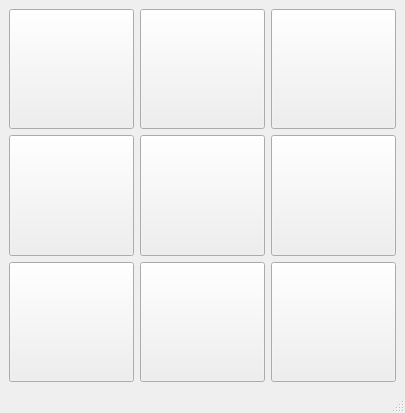
This is Tic Tac Toe/tic_tac_toe.ui in mahtabmahdavi/GUI-Qt as Qt 5 draws it before an edit. The edited form follows.
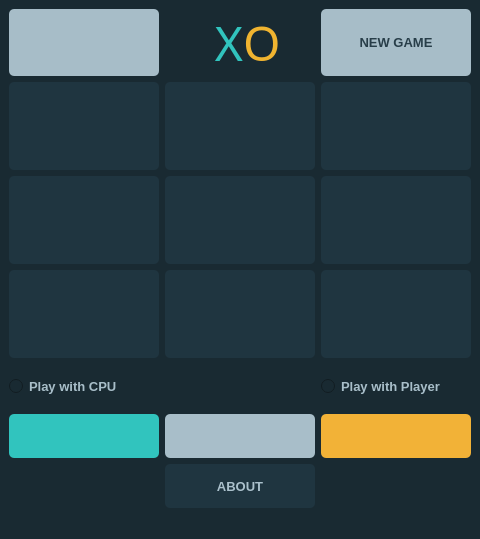
This is the edited form. Icons and pictures are not drawn.

Commit message: Implementation of win and draw condition

The edit to the form file:
```diff
--- a/Tic Tac Toe/tic_tac_toe.ui
+++ b/Tic Tac Toe/tic_tac_toe.ui
@@ -6,132 +6,494 @@
    <rect>
     <x>0</x>
     <y>0</y>
-    <width>405</width>
-    <height>413</height>
+    <width>420</width>
+    <height>539</height>
    </rect>
   </property>
   <property name="windowTitle">
    <string>Tic Tac Toe</string>
   </property>
+  <property name="styleSheet">
+   <string notr="true">background-color: #192A32;</string>
+  </property>
   <widget class="QWidget" name="centralwidget">
    <layout class="QGridLayout" name="gridLayout">
     <item row="0" column="0">
+     <widget class="QLabel" name="lbl_turn">
+      <property name="sizePolicy">
+       <sizepolicy hsizetype="Expanding" vsizetype="Expanding">
+        <horstretch>0</horstretch>
+        <verstretch>0</verstretch>
+       </sizepolicy>
+      </property>
+      <property name="font">
+       <font>
+        <pointsize>10</pointsize>
+        <bold>true</bold>
+       </font>
+      </property>
+      <property name="styleSheet">
+       <string notr="true">background-color: #A7BDC8;
+color: #283E49;
+border-radius: 5px;</string>
+      </property>
+      <property name="text">
+       <string/>
+      </property>
+     </widget>
+    </item>
+    <item row="0" column="2">
+     <layout class="QGridLayout" name="grid_layout_xo">
+      <property name="spacing">
+       <number>0</number>
+      </property>
+      <item row="1" column="1">
+       <widget class="QLabel" name="lbl_2">
+        <property name="sizePolicy">
+         <sizepolicy hsizetype="Expanding" vsizetype="Expanding">
+          <horstretch>0</horstretch>
+          <verstretch>0</verstretch>
+         </sizepolicy>
+        </property>
+        <property name="font">
+         <font>
+          <family>Bauhaus 93</family>
+          <pointsize>36</pointsize>
+         </font>
+        </property>
+        <property name="styleSheet">
+         <string notr="true">background-color: #192A32;
+color: #F0B430;</string>
+        </property>
+        <property name="text">
+         <string>O</string>
+        </property>
+        <property name="alignment">
+         <set>Qt::AlignLeading|Qt::AlignLeft|Qt::AlignVCenter</set>
+        </property>
+       </widget>
+      </item>
+      <item row="1" column="0">
+       <widget class="QLabel" name="lbl_1">
+        <property name="sizePolicy">
+         <sizepolicy hsizetype="Expanding" vsizetype="Expanding">
+          <horstretch>0</horstretch>
+          <verstretch>0</verstretch>
+         </sizepolicy>
+        </property>
+        <property name="font">
+         <font>
+          <family>Bauhaus 93</family>
+          <pointsize>36</pointsize>
+         </font>
+        </property>
+        <property name="styleSheet">
+         <string notr="true">background-color: #192A32;
+color: #31C4BE;</string>
+        </property>
+        <property name="text">
+         <string>X</string>
+        </property>
+        <property name="alignment">
+         <set>Qt::AlignRight|Qt::AlignTrailing|Qt::AlignVCenter</set>
+        </property>
+       </widget>
+      </item>
+     </layout>
+    </item>
+    <item row="0" column="3">
+     <widget class="QPushButton" name="btn_new_game">
+      <property name="sizePolicy">
+       <sizepolicy hsizetype="Expanding" vsizetype="MinimumExpanding">
+        <horstretch>0</horstretch>
+        <verstretch>0</verstretch>
+       </sizepolicy>
+      </property>
+      <property name="font">
+       <font>
+        <pointsize>10</pointsize>
+        <bold>true</bold>
+       </font>
+      </property>
+      <property name="styleSheet">
+       <string notr="true">background-color: #A7BDC8;
+color: #283E49;
+border-radius: 5px;</string>
+      </property>
+      <property name="text">
+       <string>NEW GAME</string>
+      </property>
+      <property name="icon">
+       <iconset>
+        <normaloff>../../Downloads/reset.png</normaloff>../../Downloads/reset.png</iconset>
+      </property>
+     </widget>
+    </item>
+    <item row="1" column="0">
      <widget class="QPushButton" name="btn_1">
       <property name="sizePolicy">
-       <sizepolicy hsizetype="Minimum" vsizetype="Expanding">
+       <sizepolicy hsizetype="Expanding" vsizetype="Expanding">
         <horstretch>0</horstretch>
         <verstretch>0</verstretch>
        </sizepolicy>
       </property>
+      <property name="font">
+       <font>
+        <family>Bauhaus 93</family>
+        <pointsize>48</pointsize>
+        <bold>false</bold>
+       </font>
+      </property>
+      <property name="styleSheet">
+       <string notr="true">background-color: #1F3540;
+border-radius: 5px;</string>
+      </property>
       <property name="text">
        <string/>
       </property>
      </widget>
     </item>
-    <item row="0" column="1">
+    <item row="1" column="1" colspan="2">
      <widget class="QPushButton" name="btn_2">
       <property name="sizePolicy">
-       <sizepolicy hsizetype="Minimum" vsizetype="Expanding">
+       <sizepolicy hsizetype="Expanding" vsizetype="Expanding">
         <horstretch>0</horstretch>
         <verstretch>0</verstretch>
        </sizepolicy>
       </property>
+      <property name="font">
+       <font>
+        <family>Bauhaus 93</family>
+        <pointsize>48</pointsize>
+        <bold>false</bold>
+       </font>
+      </property>
+      <property name="styleSheet">
+       <string notr="true">background-color: #1F3540;
+border-radius: 5px;</string>
+      </property>
       <property name="text">
        <string/>
       </property>
      </widget>
     </item>
-    <item row="0" column="2">
+    <item row="1" column="3">
      <widget class="QPushButton" name="btn_3">
       <property name="sizePolicy">
-       <sizepolicy hsizetype="Minimum" vsizetype="Expanding">
+       <sizepolicy hsizetype="Expanding" vsizetype="Expanding">
         <horstretch>0</horstretch>
         <verstretch>0</verstretch>
        </sizepolicy>
       </property>
-      <property name="text">
-       <string/>
+      <property name="font">
+       <font>
+        <family>Bauhaus 93</family>
+        <pointsize>48</pointsize>
+        <bold>false</bold>
+       </font>
       </property>
-     </widget>
-    </item>
-    <item row="1" column="1">
-     <widget class="QPushButton" name="btn_5">
-      <property name="sizePolicy">
-       <sizepolicy hsizetype="Minimum" vsizetype="Expanding">
-        <horstretch>0</horstretch>
-        <verstretch>0</verstretch>
-       </sizepolicy>
+      <property name="styleSheet">
+       <string notr="true">background-color: #1F3540;
+border-radius: 5px;</string>
       </property>
       <property name="text">
        <string/>
       </property>
      </widget>
     </item>
-    <item row="1" column="0">
+    <item row="2" column="0">
      <widget class="QPushButton" name="btn_4">
       <property name="sizePolicy">
-       <sizepolicy hsizetype="Minimum" vsizetype="Expanding">
+       <sizepolicy hsizetype="Expanding" vsizetype="Expanding">
         <horstretch>0</horstretch>
         <verstretch>0</verstretch>
        </sizepolicy>
       </property>
+      <property name="font">
+       <font>
+        <family>Bauhaus 93</family>
+        <pointsize>48</pointsize>
+        <bold>false</bold>
+       </font>
+      </property>
+      <property name="styleSheet">
+       <string notr="true">background-color: #1F3540;
+border-radius: 5px;</string>
+      </property>
       <property name="text">
        <string/>
       </property>
      </widget>
     </item>
-    <item row="1" column="2">
+    <item row="2" column="1" colspan="2">
+     <widget class="QPushButton" name="btn_5">
+      <property name="sizePolicy">
+       <sizepolicy hsizetype="Expanding" vsizetype="Expanding">
+        <horstretch>0</horstretch>
+        <verstretch>0</verstretch>
+       </sizepolicy>
+      </property>
+      <property name="font">
+       <font>
+        <family>Bauhaus 93</family>
+        <pointsize>48</pointsize>
+        <bold>false</bold>
+       </font>
+      </property>
+      <property name="styleSheet">
+       <string notr="true">background-color: #1F3540;
+border-radius: 5px;</string>
+      </property>
+      <property name="text">
+       <string/>
+      </property>
+     </widget>
+    </item>
+    <item row="2" column="3">
      <widget class="QPushButton" name="btn_6">
       <property name="sizePolicy">
-       <sizepolicy hsizetype="Minimum" vsizetype="Expanding">
+       <sizepolicy hsizetype="Expanding" vsizetype="Expanding">
         <horstretch>0</horstretch>
         <verstretch>0</verstretch>
        </sizepolicy>
       </property>
+      <property name="font">
+       <font>
+        <family>Bauhaus 93</family>
+        <pointsize>48</pointsize>
+        <bold>false</bold>
+       </font>
+      </property>
+      <property name="styleSheet">
+       <string notr="true">background-color: #1F3540;
+border-radius: 5px;</string>
+      </property>
       <property name="text">
        <string/>
       </property>
      </widget>
     </item>
-    <item row="2" column="0">
+    <item row="3" column="0">
      <widget class="QPushButton" name="btn_7">
       <property name="sizePolicy">
-       <sizepolicy hsizetype="Minimum" vsizetype="Expanding">
+       <sizepolicy hsizetype="Expanding" vsizetype="Expanding">
         <horstretch>0</horstretch>
         <verstretch>0</verstretch>
        </sizepolicy>
       </property>
+      <property name="font">
+       <font>
+        <family>Bauhaus 93</family>
+        <pointsize>48</pointsize>
+        <bold>false</bold>
+       </font>
+      </property>
+      <property name="styleSheet">
+       <string notr="true">background-color: #1F3540;
+border-radius: 5px;</string>
+      </property>
       <property name="text">
        <string/>
       </property>
      </widget>
     </item>
-    <item row="2" column="1">
+    <item row="3" column="1" colspan="2">
      <widget class="QPushButton" name="btn_8">
       <property name="sizePolicy">
-       <sizepolicy hsizetype="Minimum" vsizetype="Expanding">
+       <sizepolicy hsizetype="Expanding" vsizetype="Expanding">
         <horstretch>0</horstretch>
         <verstretch>0</verstretch>
        </sizepolicy>
       </property>
+      <property name="font">
+       <font>
+        <family>Bauhaus 93</family>
+        <pointsize>48</pointsize>
+        <bold>false</bold>
+       </font>
+      </property>
+      <property name="styleSheet">
+       <string notr="true">background-color: #1F3540;
+border-radius: 5px;</string>
+      </property>
       <property name="text">
        <string/>
       </property>
      </widget>
     </item>
-    <item row="2" column="2">
+    <item row="3" column="3">
      <widget class="QPushButton" name="btn_9">
       <property name="sizePolicy">
-       <sizepolicy hsizetype="Minimum" vsizetype="Expanding">
+       <sizepolicy hsizetype="Expanding" vsizetype="Expanding">
         <horstretch>0</horstretch>
         <verstretch>0</verstretch>
        </sizepolicy>
       </property>
+      <property name="font">
+       <font>
+        <family>Bauhaus 93</family>
+        <pointsize>48</pointsize>
+        <bold>false</bold>
+       </font>
+      </property>
+      <property name="styleSheet">
+       <string notr="true">background-color: #1F3540;
+border-radius: 5px;</string>
+      </property>
       <property name="text">
        <string/>
       </property>
      </widget>
     </item>
+    <item row="4" column="0" colspan="2">
+     <widget class="QRadioButton" name="rb_cpu">
+      <property name="sizePolicy">
+       <sizepolicy hsizetype="Expanding" vsizetype="Expanding">
+        <horstretch>0</horstretch>
+        <verstretch>0</verstretch>
+       </sizepolicy>
+      </property>
+      <property name="font">
+       <font>
+        <pointsize>10</pointsize>
+        <bold>true</bold>
+       </font>
+      </property>
+      <property name="styleSheet">
+       <string notr="true">color: #A8BEC9;</string>
+      </property>
+      <property name="text">
+       <string>Play with CPU</string>
+      </property>
+     </widget>
+    </item>
+    <item row="5" column="0">
+     <widget class="QLabel" name="lbl_x">
+      <property name="sizePolicy">
+       <sizepolicy hsizetype="Expanding" vsizetype="Expanding">
+        <horstretch>0</horstretch>
+        <verstretch>0</verstretch>
+       </sizepolicy>
+      </property>
+      <property name="font">
+       <font>
+        <pointsize>10</pointsize>
+        <bold>true</bold>
+       </font>
+      </property>
+      <property name="styleSheet">
+       <string notr="true">background-color: #31C4BE;
+color: #1A2332;
+border-radius:5px;</string>
+      </property>
+      <property name="text">
+       <string/>
+      </property>
+      <property name="alignment">
+       <set>Qt::AlignCenter</set>
+      </property>
+     </widget>
+    </item>
+    <item row="5" column="1" colspan="2">
+     <widget class="QLabel" name="lbl_draw">
+      <property name="sizePolicy">
+       <sizepolicy hsizetype="Expanding" vsizetype="Expanding">
+        <horstretch>0</horstretch>
+        <verstretch>0</verstretch>
+       </sizepolicy>
+      </property>
+      <property name="font">
+       <font>
+        <pointsize>10</pointsize>
+        <bold>true</bold>
+       </font>
+      </property>
+      <property name="styleSheet">
+       <string notr="true">background-color: #A8BEC9;
+color: #1A2332;
+border-radius:5px;</string>
+      </property>
+      <property name="text">
+       <string/>
+      </property>
+      <property name="alignment">
+       <set>Qt::AlignCenter</set>
+      </property>
+     </widget>
+    </item>
+    <item row="5" column="3">
+     <widget class="QLabel" name="lbl_o">
+      <property name="sizePolicy">
+       <sizepolicy hsizetype="Expanding" vsizetype="Expanding">
+        <horstretch>0</horstretch>
+        <verstretch>0</verstretch>
+       </sizepolicy>
+      </property>
+      <property name="font">
+       <font>
+        <pointsize>10</pointsize>
+        <bold>true</bold>
+       </font>
+      </property>
+      <property name="styleSheet">
+       <string notr="true">background-color: #F2B237;
+color: #1A2332;
+border-radius:5px;</string>
+      </property>
+      <property name="text">
+       <string/>
+      </property>
+      <property name="alignment">
+       <set>Qt::AlignCenter</set>
+      </property>
+     </widget>
+    </item>
+    <item row="4" column="3">
+     <widget class="QRadioButton" name="rb_player_2">
+      <property name="sizePolicy">
+       <sizepolicy hsizetype="Expanding" vsizetype="Expanding">
+        <horstretch>0</horstretch>
+        <verstretch>0</verstretch>
+       </sizepolicy>
+      </property>
+      <property name="font">
+       <font>
+        <pointsize>10</pointsize>
+        <bold>true</bold>
+       </font>
+      </property>
+      <property name="styleSheet">
+       <string notr="true">color: #A8BEC9;</string>
+      </property>
+      <property name="text">
+       <string>Play with Player</string>
+      </property>
+     </widget>
+    </item>
+    <item row="6" column="1" colspan="2">
+     <widget class="QPushButton" name="btn_about">
+      <property name="sizePolicy">
+       <sizepolicy hsizetype="Expanding" vsizetype="MinimumExpanding">
+        <horstretch>0</horstretch>
+        <verstretch>0</verstretch>
+       </sizepolicy>
+      </property>
+      <property name="font">
+       <font>
+        <pointsize>10</pointsize>
+        <bold>true</bold>
+       </font>
+      </property>
+      <property name="styleSheet">
+       <string notr="true">background-color: #1F3540;
+color: #ABC1CC;
+border-radius: 5px;</string>
+      </property>
+      <property name="text">
+       <string>ABOUT</string>
+      </property>
+     </widget>
+    </item>
    </layout>
   </widget>
   <widget class="QMenuBar" name="menubar">
```
Left out of the diff: 2 changed lines with no effect on the pictures. The commit also changes 1 other file.
